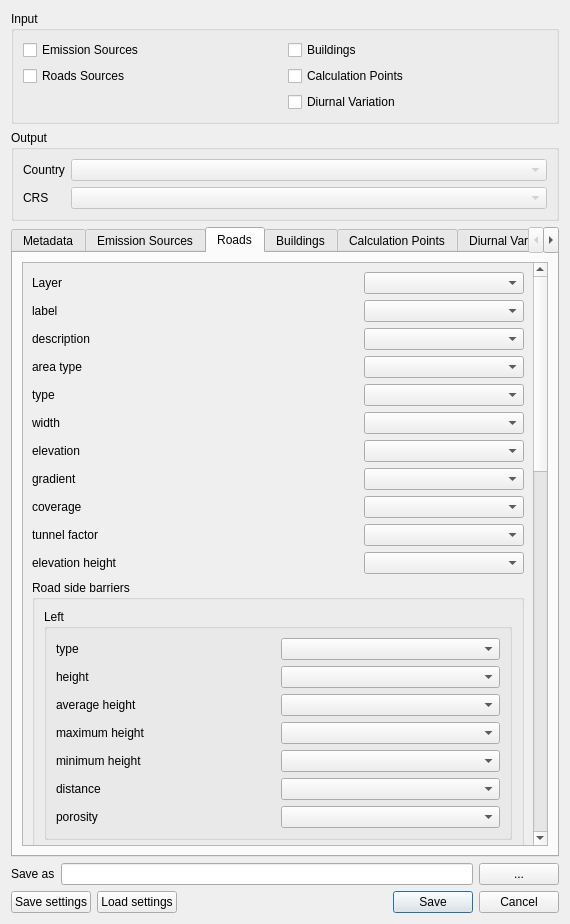
This is ImaerPlugin/generate_calc_input_dlg.ui in opengeogroep/AERIUS-QGIS-plugins as Qt 5 draws it before an edit. The edited form follows.
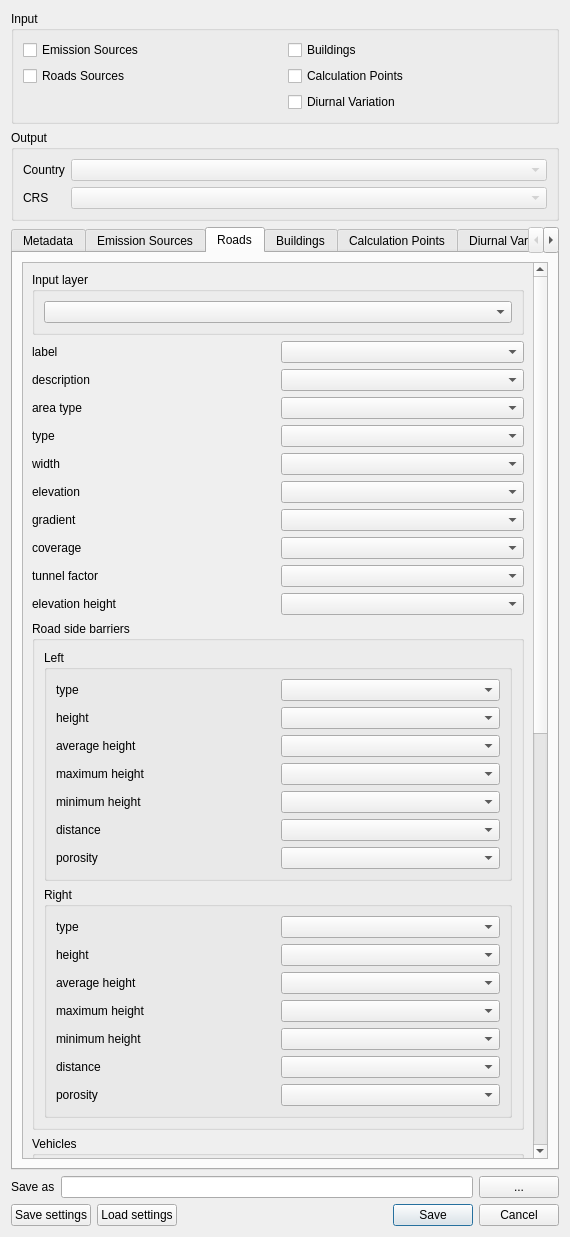
This is the edited form. The open tabs and pages were chosen to show the change. Custom widgets are drawn as their Qt base class.

Commit message: Layer picker in own group box at the top of each tab

The edit to the form file:
```diff
--- a/ImaerPlugin/generate_calc_input_dlg.ui
+++ b/ImaerPlugin/generate_calc_input_dlg.ui
@@ -7,7 +7,7 @@
     <x>0</x>
     <y>0</y>
     <width>570</width>
-    <height>924</height>
+    <height>1237</height>
    </rect>
   </property>
   <property name="windowTitle">
@@ -389,121 +389,11 @@
             <x>0</x>
             <y>0</y>
             <width>514</width>
-            <height>1845</height>
+            <height>1891</height>
            </rect>
           </property>
           <layout class="QGridLayout" name="gridLayout">
-           <item row="0" column="0" colspan="2">
-            <widget class="QLabel" name="label_rd_label_4">
-             <property name="text">
-              <string>Layer</string>
-             </property>
-            </widget>
-           </item>
-           <item row="0" column="2">
-            <widget class="QgsMapLayerComboBox" name="combo_layer_rd"/>
-           </item>
-           <item row="1" column="0">
-            <widget class="QLabel" name="label_rd_label">
-             <property name="text">
-              <string>label</string>
-             </property>
-            </widget>
-           </item>
-           <item row="1" column="2">
-            <widget class="QgsFieldComboBox" name="fcb_rd_label"/>
-           </item>
-           <item row="2" column="0">
-            <widget class="QLabel" name="label_rd_description">
-             <property name="text">
-              <string>description</string>
-             </property>
-            </widget>
-           </item>
-           <item row="2" column="2">
-            <widget class="QgsFieldComboBox" name="fcb_rd_description"/>
-           </item>
-           <item row="3" column="0">
-            <widget class="QLabel" name="label_rd_area_type">
-             <property name="text">
-              <string>area type</string>
-             </property>
-            </widget>
-           </item>
-           <item row="3" column="2">
-            <widget class="QgsFieldComboBox" name="fcb_rd_area_type"/>
-           </item>
-           <item row="4" column="0">
-            <widget class="QLabel" name="label_rd_type">
-             <property name="text">
-              <string>type</string>
-             </property>
-            </widget>
-           </item>
-           <item row="4" column="2">
-            <widget class="QgsFieldComboBox" name="fcb_rd_type"/>
-           </item>
-           <item row="5" column="0">
-            <widget class="QLabel" name="label_rd_width">
-             <property name="text">
-              <string>width</string>
-             </property>
-            </widget>
-           </item>
-           <item row="5" column="2">
-            <widget class="QgsFieldComboBox" name="fcb_rd_width"/>
-           </item>
-           <item row="6" column="0">
-            <widget class="QLabel" name="label_rd_elevation">
-             <property name="text">
-              <string>elevation</string>
-             </property>
-            </widget>
-           </item>
-           <item row="6" column="2">
-            <widget class="QgsFieldComboBox" name="fcb_rd_elevation"/>
-           </item>
-           <item row="7" column="0">
-            <widget class="QLabel" name="label_rd_gradient">
-             <property name="text">
-              <string>gradient</string>
-             </property>
-            </widget>
-           </item>
-           <item row="7" column="2">
-            <widget class="QgsFieldComboBox" name="fcb_rd_gradient"/>
-           </item>
-           <item row="8" column="0">
-            <widget class="QLabel" name="label_rd_coverage">
-             <property name="text">
-              <string>coverage</string>
-             </property>
-            </widget>
-           </item>
-           <item row="8" column="2">
-            <widget class="QgsFieldComboBox" name="fcb_rd_coverage"/>
-           </item>
-           <item row="9" column="0">
-            <widget class="QLabel" name="label_rd_tunnel_factor">
-             <property name="text">
-              <string>tunnel factor</string>
-             </property>
-            </widget>
-           </item>
-           <item row="9" column="2">
-            <widget class="QgsFieldComboBox" name="fcb_rd_tunnel_factor"/>
-           </item>
-           <item row="10" column="0">
-            <widget class="QLabel" name="label_rd_elevation_height">
-             <property name="text">
-              <string>elevation height</string>
-             </property>
-            </widget>
-           </item>
-           <item row="10" column="2">
-            <widget class="QgsFieldComboBox" name="fcb_rd_elevation_height"/>
-           </item>
-           <item row="12" column="0" colspan="3">
+           <item row="13" column="0" colspan="3">
             <widget class="QGroupBox" name="groupBox_rd_vehicles">
              <property name="title">
               <string>Vehicles</string>
@@ -972,33 +862,7 @@
              </layout>
             </widget>
            </item>
-           <item row="13" column="1">
-            <spacer name="verticalSpacer_6">
-             <property name="orientation">
-              <enum>Qt::Vertical</enum>
-             </property>
-             <property name="sizeHint" stdset="0">
-              <size>
-               <width>20</width>
-               <height>40</height>
-              </size>
-             </property>
-            </spacer>
-           </item>
-           <item row="14" column="1">
-            <spacer name="verticalSpacer_3">
-             <property name="orientation">
-              <enum>Qt::Vertical</enum>
-             </property>
-             <property name="sizeHint" stdset="0">
-              <size>
-               <width>20</width>
-               <height>40</height>
-              </size>
-             </property>
-            </spacer>
-           </item>
-           <item row="15" column="1">
+           <item row="16" column="1">
             <spacer name="verticalSpacer_8">
              <property name="orientation">
               <enum>Qt::Vertical</enum>
@@ -1011,7 +875,7 @@
              </property>
             </spacer>
            </item>
-           <item row="11" column="0" colspan="3">
+           <item row="12" column="0" colspan="3">
             <widget class="QGroupBox" name="groupBox_rd_barriers">
              <property name="title">
               <string>Road side barriers</string>
@@ -1178,6 +1042,148 @@
              </layout>
             </widget>
            </item>
+           <item row="15" column="1">
+            <spacer name="verticalSpacer_3">
+             <property name="orientation">
+              <enum>Qt::Vertical</enum>
+             </property>
+             <property name="sizeHint" stdset="0">
+              <size>
+               <width>20</width>
+               <height>40</height>
+              </size>
+             </property>
+            </spacer>
+           </item>
+           <item row="14" column="1">
+            <spacer name="verticalSpacer_6">
+             <property name="orientation">
+              <enum>Qt::Vertical</enum>
+             </property>
+             <property name="sizeHint" stdset="0">
+              <size>
+               <width>20</width>
+               <height>40</height>
+              </size>
+             </property>
+            </spacer>
+           </item>
+           <item row="0" column="0" colspan="3">
+            <widget class="QGroupBox" name="groupBox_2">
+             <property name="title">
+              <string>Input layer</string>
+             </property>
+             <layout class="QGridLayout" name="gridLayout_18">
+              <item row="0" column="0">
+               <widget class="QgsMapLayerComboBox" name="combo_layer_rd"/>
+              </item>
+             </layout>
+            </widget>
+           </item>
+           <item row="1" column="0" colspan="3">
+            <layout class="QGridLayout" name="gridLayout_19">
+             <item row="0" column="0">
+              <widget class="QLabel" name="label_rd_label">
+               <property name="text">
+                <string>label</string>
+               </property>
+              </widget>
+             </item>
+             <item row="0" column="1">
+              <widget class="QgsFieldComboBox" name="fcb_rd_label"/>
+             </item>
+             <item row="1" column="0">
+              <widget class="QLabel" name="label_rd_description">
+               <property name="text">
+                <string>description</string>
+               </property>
+              </widget>
+             </item>
+             <item row="1" column="1">
+              <widget class="QgsFieldComboBox" name="fcb_rd_description"/>
+             </item>
+             <item row="2" column="0">
+              <widget class="QLabel" name="label_rd_area_type">
+               <property name="text">
+                <string>area type</string>
+               </property>
+              </widget>
+             </item>
+             <item row="2" column="1">
+              <widget class="QgsFieldComboBox" name="fcb_rd_area_type"/>
+             </item>
+             <item row="3" column="0">
+              <widget class="QLabel" name="label_rd_type">
+               <property name="text">
+                <string>type</string>
+               </property>
+              </widget>
+             </item>
+             <item row="3" column="1">
+              <widget class="QgsFieldComboBox" name="fcb_rd_type"/>
+             </item>
+             <item row="4" column="0">
+              <widget class="QLabel" name="label_rd_width">
+               <property name="text">
+                <string>width</string>
+               </property>
+              </widget>
+             </item>
+             <item row="4" column="1">
+              <widget class="QgsFieldComboBox" name="fcb_rd_width"/>
+             </item>
+             <item row="5" column="0">
+              <widget class="QLabel" name="label_rd_elevation">
+               <property name="text">
+                <string>elevation</string>
+               </property>
+              </widget>
+             </item>
+             <item row="5" column="1">
+              <widget class="QgsFieldComboBox" name="fcb_rd_elevation"/>
+             </item>
+             <item row="6" column="0">
+              <widget class="QLabel" name="label_rd_gradient">
+               <property name="text">
+                <string>gradient</string>
+               </property>
+              </widget>
+             </item>
+             <item row="6" column="1">
+              <widget class="QgsFieldComboBox" name="fcb_rd_gradient"/>
+             </item>
+             <item row="7" column="0">
+              <widget class="QLabel" name="label_rd_coverage">
+               <property name="text">
+                <string>coverage</string>
+               </property>
+              </widget>
+             </item>
+             <item row="7" column="1">
+              <widget class="QgsFieldComboBox" name="fcb_rd_coverage"/>
+             </item>
+             <item row="8" column="0">
+              <widget class="QLabel" name="label_rd_tunnel_factor">
+               <property name="text">
+                <string>tunnel factor</string>
+               </property>
+              </widget>
+             </item>
+             <item row="8" column="1">
+              <widget class="QgsFieldComboBox" name="fcb_rd_tunnel_factor"/>
+             </item>
+             <item row="9" column="0">
+              <widget class="QLabel" name="label_rd_elevation_height">
+               <property name="text">
+                <string>elevation height</string>
+               </property>
+              </widget>
+             </item>
+             <item row="9" column="1">
+              <widget class="QgsFieldComboBox" name="fcb_rd_elevation_height"/>
+             </item>
+            </layout>
+           </item>
           </layout>
          </widget>
         </widget>
```
Left out of the diff: 118 changed lines with no effect on the pictures.
